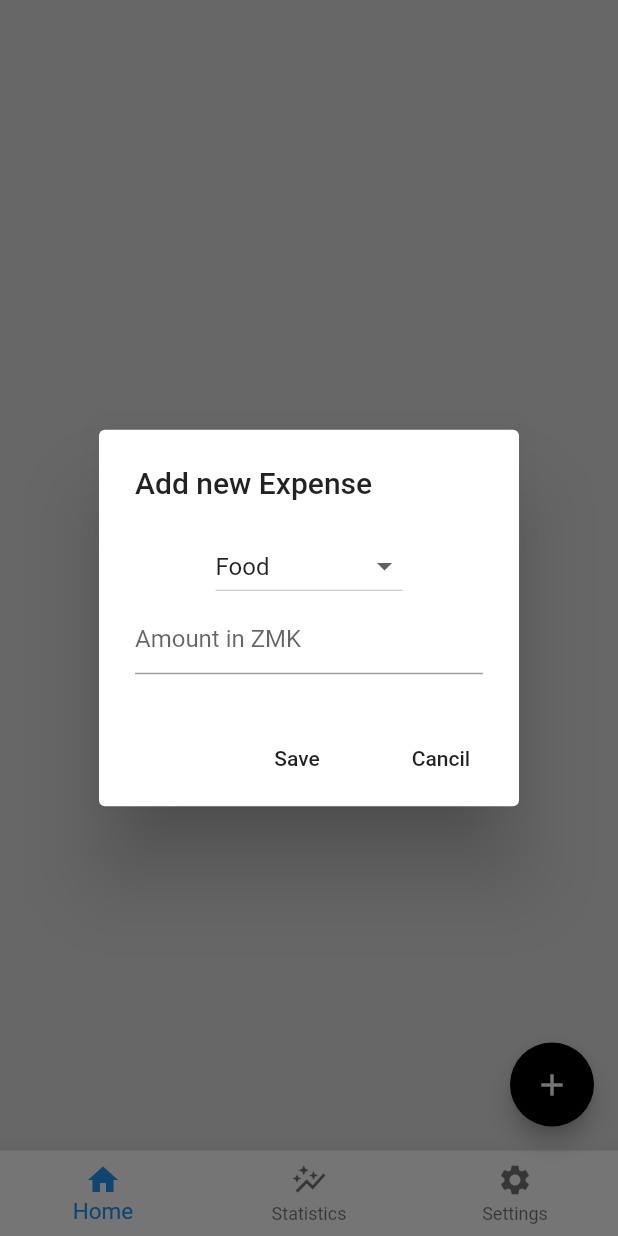
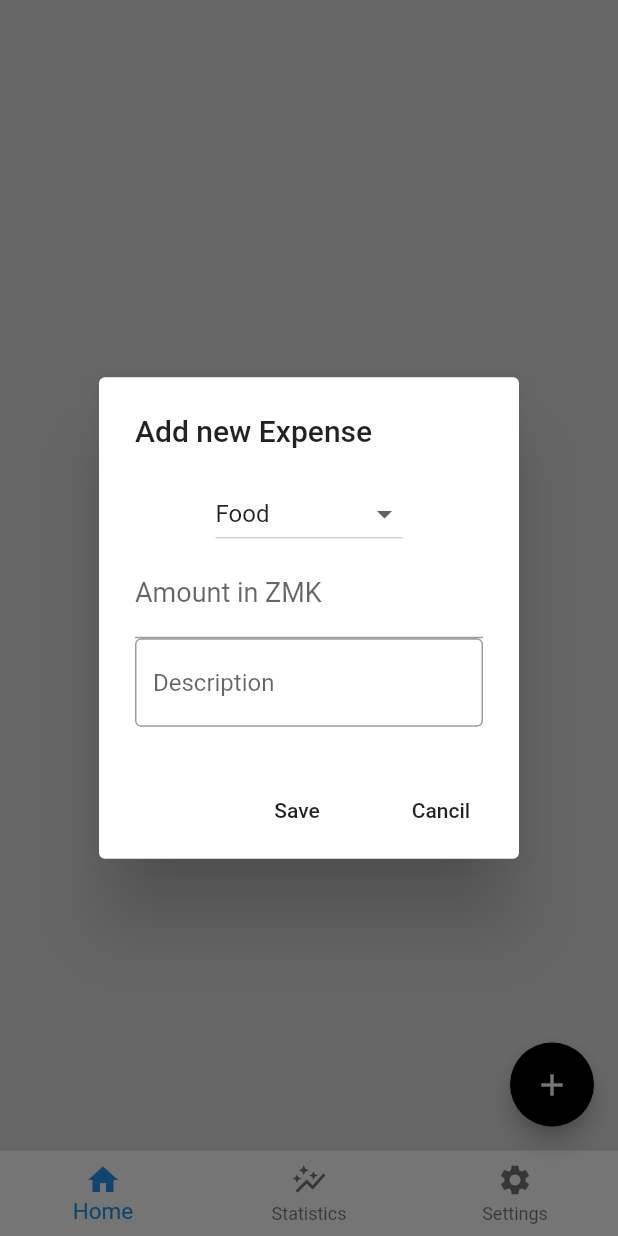
Before and after one commit to Terence-op/expense_tracker_app, a Flutter app: the screen it shows after launch, after a tap on the "add" icon, on a phone screen of 412 x 824 dp. Run offline on Flutter 3.47's test engine with Material 2 defaults, Android fonts, the phone set to English and light mode, and no system bars; our stand-ins replace firebase_auth, firebase_core, fl_chart, flutter_slidable, geolocator, hive_flutter; accounts and stored records are empty.

```diff
--- a/lib/Data/hive_database.dart
+++ b/lib/Data/hive_database.dart
@@ -21,6 +21,7 @@ void saveData(List<ExpenseItem>allExpense) async{
       expense.category,
       expense.amount,
       expense.dateTime,
+      expense.description,
     ];
     allExpensesFormatted.add(expensesFormatted);
   }
@@ -40,10 +41,14 @@ List<ExpenseItem>readData(){
     String category = savedExpenses[i][0];
     String amount = savedExpenses[i][1];
     DateTime dateTime = savedExpenses[i][2];
+    String Description = savedExpenses[i][3];
+
     ExpenseItem expense = ExpenseItem(
         category: category,
         amount: amount,
-        dateTime: dateTime);
+        dateTime: dateTime,
+      description: Description,
+    );
 
     //add expense to overall list of expenses
     allExpenses.add(expense);
--- a/lib/models/expense_item.dart
+++ b/lib/models/expense_item.dart
@@ -2,9 +2,13 @@ class ExpenseItem{
   final String category;
   final String amount;
   final DateTime dateTime;
+  final String description;
+
 
   ExpenseItem({
       required this.category,
       required this.amount,
-      required this.dateTime});
+      required this.dateTime,
+    required this.description
+  });
 }
--- a/lib/screens/home_screen.dart
+++ b/lib/screens/home_screen.dart
@@ -19,9 +19,8 @@ class HomeScreen extends StatefulWidget {
 class _HomeScreenState extends State<HomeScreen>with TickerProviderStateMixin {
    var category = ['Food','Transport','Entertainment','Others'];
    var selecteditem = 'Food';
-
-  final newExpenseCategory = TextEditingController();
   final newExpenseAmount = TextEditingController();
+   final expense_description = TextEditingController();
   int _currentIndex = 0;
   TabController? tabController;
 
@@ -78,7 +77,18 @@ void addNewExpense(){
               keyboardType: TextInputType.number,
               controller: newExpenseAmount,
                 decoration: InputDecoration(
-                    hintText: 'Amount in ZMK',
+                  border:UnderlineInputBorder(),
+                    label: Text('Amount in ZMK',style: TextStyle(fontSize: 18)
+                    ),
+
+                )
+            ),
+            TextField(
+                keyboardType: TextInputType.text,
+                controller: expense_description,
+                decoration: InputDecoration(
+                  border: OutlineInputBorder(),
+                  hintText: 'Description',
                 )
             )
           ],
@@ -108,9 +118,9 @@ void addNewExpense(){
 
 void save(){
   //create Expense item
-  if(newExpenseCategory.text.isNotEmpty && newExpenseAmount.text.isNotEmpty){
+  if(selecteditem.isNotEmpty && newExpenseAmount.text.isNotEmpty){
     ExpenseItem newExpense = ExpenseItem(
-      category: newExpenseCategory.text, amount: newExpenseAmount.text, dateTime: DateTime.now(),
+      category: selecteditem, amount: newExpenseAmount.text, dateTime: DateTime.now(), description: expense_description.text,
     );
 
     Provider.of<ExpenseData>(context,listen: false).addNewExpense(newExpense);
@@ -128,8 +138,8 @@ void save(){
 
   // clear the controllers
   void clear(){
-  newExpenseCategory.clear();
   newExpenseAmount.clear();
+  expense_description.clear();
   }
   @override
   Widget build(BuildContext context) {
```
Also changed, not shown: lib/components/expense_tile.dart (+11 -0 lines), lib/screens/details.dart (added, +21 -0 lines).
